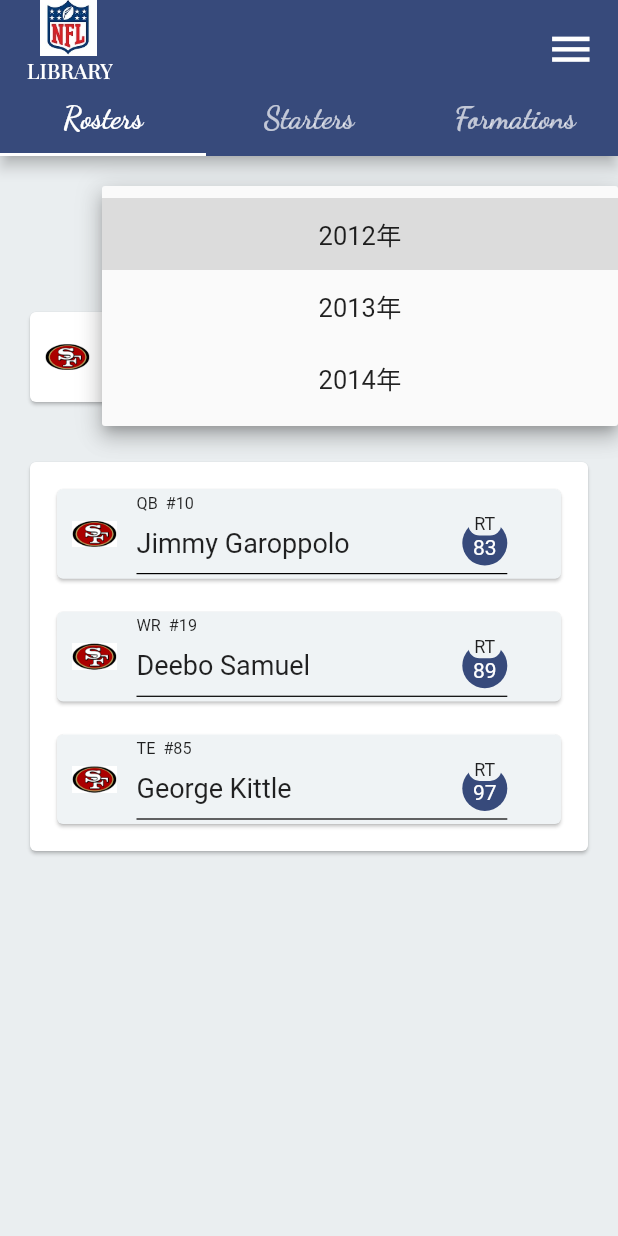
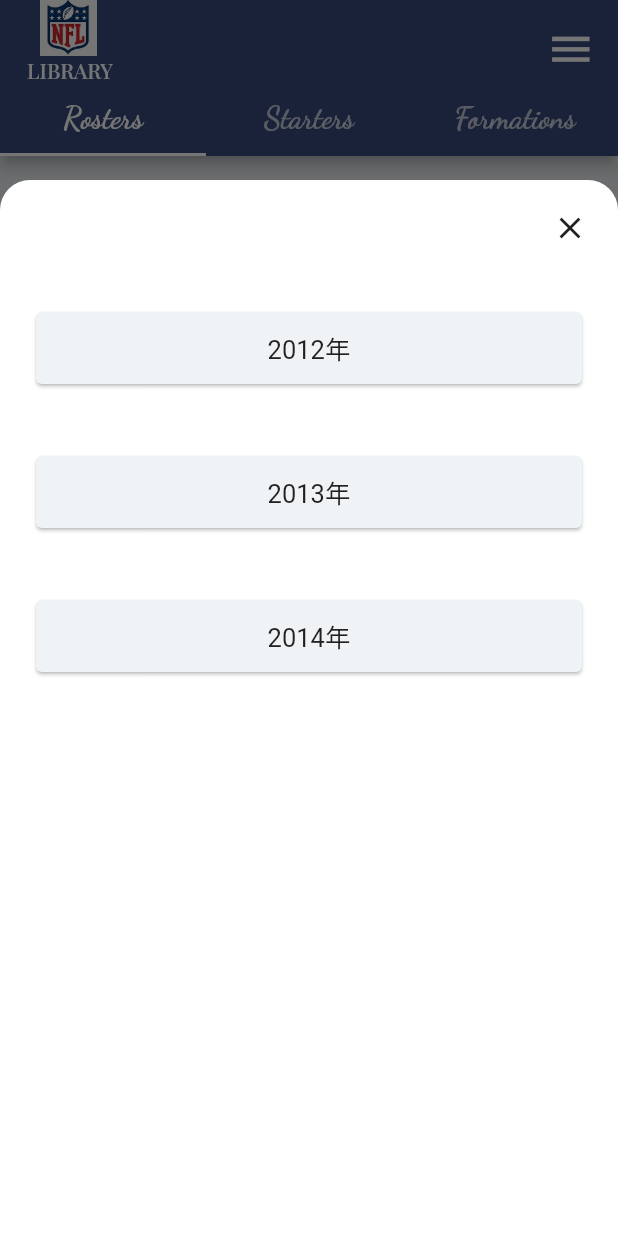
Before and after one commit to toshi1023/nfl-library-app, a Flutter app: the TeamsPage screen opened by its route, after a tap on "2012年", on a phone screen of 412 x 824 dp. Run offline on Flutter 3.47's test engine with Material 2 defaults, Android fonts, the phone set to English and light mode, and no system bars; our stand-ins replace flutter_dotenv, flutter_riverpod; project files that could hold a hidden picture were left out.

Commit message:
commonの年代選択用ドロップダウンリストをbottom sheetで選択する仕様に変更 & results/teamsのコンポーネントを新しいドロップダウンリストに修正

```diff
--- a/lib/components/common/search_selectbox/team_select_box.dart
+++ b/lib/components/common/search_selectbox/team_select_box.dart
@@ -143,7 +143,10 @@ class _TeamSelectBoxState extends State<TeamSelectBox> {
               child: Row(
                 mainAxisAlignment: MainAxisAlignment.center,
                 children: <Widget> [
-                  _items[(_selectItem! - 1)],
+                  // ドロップダウンリストに表示する値
+                  _items.firstWhere((element) => element.value == _selectItem),
+
+                  // 三角のアイコン
                   Expanded(
                     child: Container(
                       alignment: Alignment.centerRight,
--- a/lib/components/common/search_selectbox/year_select_box.dart
+++ b/lib/components/common/search_selectbox/year_select_box.dart
@@ -12,6 +12,8 @@ class _YearSelectBoxState extends State<YearSelectBox> {
   // growable: trueにするとリストの拡張が可能になる
   final List<DropdownMenuItem<int>> _items = List.empty(growable: true);
   int? _selectItem = 0;
+  // 検索用ドロップダウンリストのレイアウト設定
+  final double selectBoxHeight = AppNum.cardPadding / 5;
 
   @override
   void initState() {
@@ -38,15 +40,99 @@ class _YearSelectBoxState extends State<YearSelectBox> {
 
   @override
   Widget build(BuildContext context) {
-    return DropdownButton(
-          items: _items,
-          value: _selectItem,
-          isExpanded: true,
-          onChanged: (value) => {
-            setState(() {
-              _selectItem = value as int;
-            }),
-          },
-        );
+    return InkWell(
+        child: Card(
+            margin: const EdgeInsets.only(top: AppNum.cardMargin, left: AppNum.cardMargin * 10),
+            child: Padding(
+              padding: EdgeInsets.only(top: selectBoxHeight, bottom: selectBoxHeight),
+              child: Row(
+                mainAxisAlignment: MainAxisAlignment.center,
+                children: <Widget> [
+                  // ドロップダウンリストに表示する値
+                  Padding(
+                    padding: const EdgeInsets.only(left: AppNum.cardPadding),
+                    child: _items.firstWhere((element) => element.value == _selectItem),
+                  ),
+
+                  // 三角のアイコン
+                  Expanded(
+                    child: Container(
+                      alignment: Alignment.centerRight,
+                      child: const Icon(Icons.arrow_drop_down),
+                    ),
+                  ),
+                ],
+              ),
+            )
+        ),
+        onTap: () async {
+          await showModalBottomSheet(
+            //モーダルの背景の色、透過
+              backgroundColor: Colors.transparent,
+              //ドラッグ可能にする（高さもハーフサイズからフルサイズになる様子）
+              isScrollControlled: true,
+              context: context,
+              builder: (BuildContext context) {
+                return Container(
+                    margin: const EdgeInsets.only(top: 120),
+                    decoration: const BoxDecoration(
+                      //モーダル自体の色
+                      color: Colors.white,
+                      //角丸にする
+                      borderRadius: BorderRadius.only(
+                        topLeft: Radius.circular(20),
+                        topRight: Radius.circular(20),
+                      ),
+                    ),
+                    child: Column(
+                      children: [
+                        // 閉じるボタン
+                        InkWell(
+                          child: const Padding(
+                            padding: EdgeInsets.all(AppNum.cardPadding),
+                            child: Align(
+                              alignment: Alignment.topRight,
+                              child: Icon(
+                                Icons.close,
+                              ),
+                            ),
+                          ),
+                          onTap: () {
+                            Navigator.pop(context);
+                          },
+                        ),
+
+                        // チーム一覧
+                        ListView.builder(
+                          // 要素の高さに合わせてどうこう調整してくれるもの
+                            shrinkWrap: true,
+                            physics: const NeverScrollableScrollPhysics(),
+
+                            itemCount: _items.length,
+                            itemBuilder: (context, index) {
+                              final data = _items[index];
+                              return Padding(
+                                padding: const EdgeInsets.all(AppNum.cardPadding),
+                                child: InkWell(
+                                  onTap: () {
+                                    setState(() {
+                                      _selectItem = data.value;
+                                    });
+                                    Navigator.pop(context);
+                                  },
+                                  child: Card(
+                                      color: AppColor.subColor,
+                                      child: data
+                                  ),
+                                ),
+                              );
+                            }
+                        ),
+                      ],
+                    )
+                );
+              });
+        }
+    );
   }
 }
--- a/lib/components/results/teams/rosters.dart
+++ b/lib/components/results/teams/rosters.dart
@@ -32,17 +32,8 @@ class Rosters extends StatelessWidget {
               padding: const EdgeInsets.all(AppNum.cardPadding),
               child: Column(
                 children: [
-
                   // 年代のドロップダウンリスト
-                  Padding(
-                    padding: const EdgeInsets.only(left: AppNum.cardPadding * 3),
-                    child: Card(
-                      child: Padding(
-                        padding: const EdgeInsets.only(top: selectBoxHeight, bottom: selectBoxHeight),
-                        child: YearSelectBox(),
-                      ),
-                    ),
-                  ),
+                  YearSelectBox(),
 
                   // チームのドロップダウンリスト
                   const TeamSelectBox(),
```
Also changed, not shown: lib/components/results/teams/formations.dart (+4 -19 lines), lib/components/results/teams/starters.dart (+4 -19 lines).
